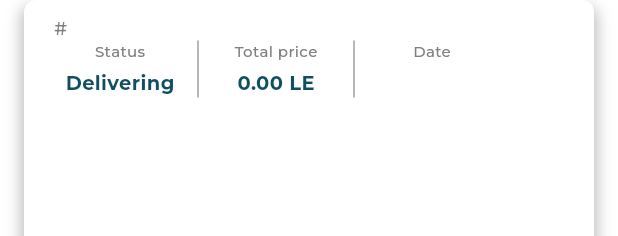
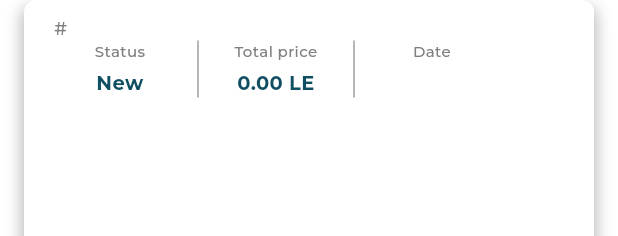
Before and after one commit to Ahmed-Ezzeldin/Onyx-Delivery, a Flutter app: the DeliveryBillItemWidget widget shown alone on an empty page, opened directly with empty values, on a phone screen of 412 x 824 dp. Shown: the top 236 px of the screen. Run offline on Flutter 3.47's test engine with Material 3 defaults, Android fonts, the phone set to English and light mode, and no system bars; our stand-ins replace flutter_svg, get_it, shared_preferences; accounts and stored records are empty; network calls fail; project files that could hold a hidden picture were left out.

```diff
--- a/assets/languages/en.json
+++ b/assets/languages/en.json
@@ -25,5 +25,8 @@
     "Please enter your user ID": "Please enter your user ID",
     "Please enter your password": "Please enter your password",
     "Tap to retry": "Tap to retry",
+    "Delivered": "Delivered",
+    "Partial Return": "Partial Return",
+    "Full Return": "Full Return",
     "LAST": "LAST"
 }
--- a/lib/data/local/auth_local_data_source.dart
+++ b/lib/data/local/auth_local_data_source.dart
@@ -51,6 +51,7 @@ class AuthLocalDataSource extends ChangeNotifier {
     try {
       await Future.wait([
         SharedPref.remove(SharedPrefKeys.user),
+        SharedPref.remove(SharedPrefKeys.deliveryNo),
         SharedPref.remove(SharedPrefKeys.isUserLoggedIn),
       ]);
       _userModel = null;
@@ -71,6 +72,7 @@ class AuthLocalDataSource extends ChangeNotifier {
         body: body,
       );
       if (res.right != null) {
+        await SharedPref.setString(SharedPrefKeys.deliveryNo, body["Value"]["P_DLVRY_NO"]);
         await saveUser(UserModel.fromJson(res.right["Data"]));
         // await AuthLocalDataSource().saveUser(UserModel.fromJson(res.right["Data"]));
         return Either(right: true);
--- a/lib/feature/auth/view/login_screen.dart
+++ b/lib/feature/auth/view/login_screen.dart
@@ -21,6 +21,7 @@ class LoginScreen extends StatelessWidget {
     return BaseWidget<LoginViewModel>(
       model: LoginViewModel(
         authService: Provider.of<AuthLocalDataSource>(context),
+        appLanguage: Provider.of<AppLanguage>(context),
       ),
       builder: (_, viewModel, child) {
         return Scaffold(
--- a/lib/feature/auth/widgets/login_header_widget.dart
+++ b/lib/feature/auth/widgets/login_header_widget.dart
@@ -1,7 +1,6 @@
 import 'package:flutter/material.dart';
 import 'package:flutter_svg/flutter_svg.dart';
 import 'package:onyx_delivery/feature/auth/view_model/login_viewmodel.dart';
-import 'package:onyx_delivery/services/localization/app_language.dart';
 import 'package:provider/provider.dart';
 
 class LoginHeaderWidget extends StatelessWidget {
@@ -9,7 +8,6 @@ class LoginHeaderWidget extends StatelessWidget {
 
   @override
   Widget build(BuildContext context) {
-    final appLanguage = Provider.of<AppLanguage>(context);
     return Consumer<LoginViewModel>(builder: (context, viewModel, _) {
       return Row(
         mainAxisAlignment: MainAxisAlignment.spaceBetween,
@@ -23,8 +21,8 @@ class LoginHeaderWidget extends StatelessWidget {
             alignment: Alignment.center,
             children: [
               Transform.flip(
-                flipX: appLanguage.isLTR(context) ? false : true,
-                flipY: appLanguage.isLTR(context) ? false : false,
+                flipX: viewModel.appLanguage.isLTR(context) ? false : true,
+                flipY: viewModel.appLanguage.isLTR(context) ? false : false,
                 child: SvgPicture.asset("assets/svgs/circle_red.svg"),
               ),
               IconButton(
--- a/lib/feature/home/widgets/delivery_bill_item_widget.dart
+++ b/lib/feature/home/widgets/delivery_bill_item_widget.dart
@@ -11,6 +11,46 @@ class DeliveryBillItemWidget extends StatelessWidget {
   });
 
   final DeliveryBillModel? deliveryBill;
+
+/*
+enum DeliveryStatusFlag {
+        static let NEW            = "0"
+        static let DELIVERED      = "1"
+        static let PARTIAL_RETURN = "2"
+        static let FULL_RETURN    = "3"
+    }
+
+*/
+
+  String getStatus(String statusFlg) {
+    switch (statusFlg) {
+      case "0":
+        return "New";
+      case "1":
+        return "Delivered";
+      case "2":
+        return "Partial Return";
+      case "3":
+        return "Full Return";
+      default:
+        return "New";
+    }
+  }
+
+  Color getColor(String statusFlg) {
+    switch (statusFlg) {
+      case "0":
+        return AppColors.statusNew;
+      case "1":
+        return AppColors.statusDelivered;
+      case "2":
+        return AppColors.redColor;
+      case "3":
+        return AppColors.redColor;
+      default:
+        return AppColors.primaryColor;
+    }
+  }
 
   @override
   Widget build(BuildContext context) {
@@ -52,9 +92,11 @@ class DeliveryBillItemWidget extends StatelessWidget {
                     child: Row(
                       mainAxisAlignment: MainAxisAlignment.spaceEvenly,
                       children: [
-                        const OrderInfoWidget(
+                        OrderInfoWidget(
+                          color: getColor("${deliveryBill?.dLVRYSTATUSFLG}"),
                           title: "Status",
-                          value: "Delivering",
+                          // value: "Delivering",
+                          value: getStatus("${deliveryBill?.dLVRYSTATUSFLG}"),
                         ),
                         const VerticalDivider(color: AppColors.grey, thickness: 1),
                         OrderInfoWidget(
@@ -81,7 +123,8 @@ class DeliveryBillItemWidget extends StatelessWidget {
             height: 100,
             padding: const EdgeInsets.all(5),
             decoration: BoxDecoration(
-              color: AppColors.primaryColor,
+              // color: AppColors.primaryColor,
+              color: getColor("${deliveryBill?.dLVRYSTATUSFLG}"),
               borderRadius: BorderRadius.only(
                 topRight: Radius.circular(appLanguage.isLTR(context) ? 8 : 0),
                 bottomRight: Radius.circular(appLanguage.isLTR(context) ? 8 : 0),
@@ -111,10 +154,12 @@ class OrderInfoWidget extends StatelessWidget {
   const OrderInfoWidget({
     required this.title,
     required this.value,
+    this.color = AppColors.primaryColor,
     super.key,
   });
   final String title;
   final String value;
+  final Color color;
 
   @override
   Widget build(BuildContext context) {
@@ -128,16 +173,19 @@ class OrderInfoWidget extends StatelessWidget {
               fontSize: 10,
               fontWeight: FontWeight.w500,
             ),
+            textAlign: TextAlign.center,
           ).localize(context),
           const SizedBox(height: 5),
           Text(
             value,
-            style: const TextStyle(
-              color: AppColors.primaryColor,
+            style: TextStyle(
+              // color: AppColors.primaryColor,
+              color: color,
               fontWeight: FontWeight.w700,
               fontSize: 13,
             ),
-          ),
+            textAlign: TextAlign.center,
+          ).localize(context),
         ],
       ),
     );
--- a/lib/feature/home/widgets/orders_switcher_button_widget.dart
+++ b/lib/feature/home/widgets/orders_switcher_button_widget.dart
@@ -37,7 +37,7 @@ class OrdersSwitcherButtonWidget extends StatelessWidget {
                 onTap: () {
                   if (viewModel.isNew == false) {
                     viewModel.isNew = true;
-                    viewModel.setState();
+                    viewModel.getDeliveryBills();
                   }
                 },
               ),
@@ -47,7 +47,7 @@ class OrdersSwitcherButtonWidget extends StatelessWidget {
                 onTap: () {
                   if (viewModel.isNew == true) {
                     viewModel.isNew = false;
-                    viewModel.setState();
+                    viewModel.getDeliveryBills();
                   }
                 },
               ),
--- a/lib/services/theme/app_colors.dart
+++ b/lib/services/theme/app_colors.dart
@@ -14,4 +14,7 @@ class AppColors {
   static const Color greenLightColor = Color(0xFFCBFFCB);
   static const Color redColor = Color(0xFFD42A0F);
   static const Color greyColor = Color(0xFF808080);
+  static const Color statusNew = Color(0xFF29D40F);
+  static const Color statusDelivering = Color(0xFF004F62);
+  static const Color statusDelivered = Color(0xFF707070);
 }
--- a/lib/utils/shared_preference.dart
+++ b/lib/utils/shared_preference.dart
@@ -3,6 +3,7 @@ import 'package:shared_preferences/shared_preferences.dart';
 
 class SharedPrefKeys {
   static const String isUserLoggedIn = "isUserLoggedIn";
+  static const String deliveryNo = "P_DLVRY_NO";
   static const String user = "user";
   static const String languageCode = "languageCode";
   static const String theme = "theme";
```
Also changed, not shown: assets/languages/ar.json (+5 -2 lines), lib/feature/auth/view_model/login_viewmodel.dart (+6 -1 lines), lib/feature/home/view_model/home_viewmodel.dart (+5 -4 lines).
